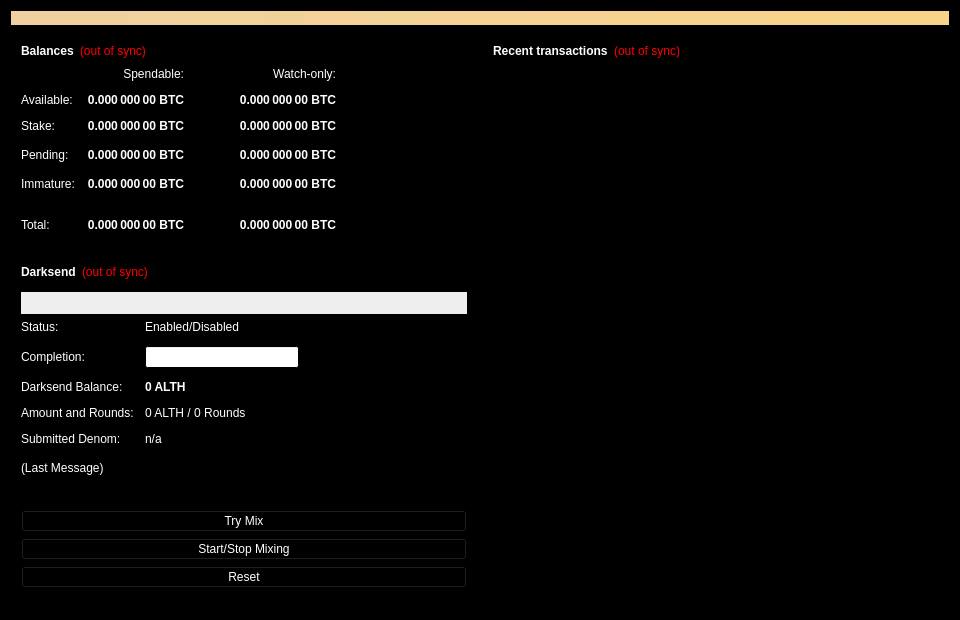
Old version of the form src/qt/forms/overviewpage.ui in the repository aliothcoin/aliothcoin.
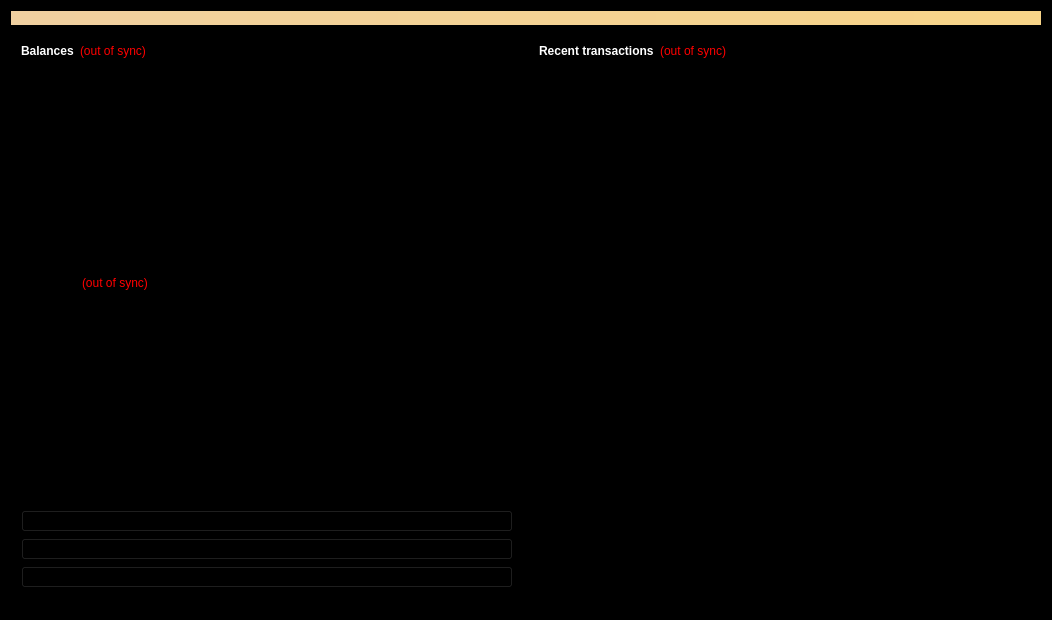
New version of the form. Icons and pictures are not drawn.

Diff of the .ui file:
```diff
--- a/src/qt/forms/overviewpage.ui
+++ b/src/qt/forms/overviewpage.ui
@@ -6,7 +6,7 @@
    <rect>
     <x>0</x>
     <y>0</y>
-    <width>960</width>
+    <width>1052</width>
     <height>620</height>
    </rect>
   </property>
@@ -461,6 +461,9 @@
   <property name="windowTitle">
    <string>Form</string>
   </property>
+  <property name="styleSheet">
+   <string notr="true">background-image:  url(:/images/res/images/alioth-smbcgr6.png)  0 0 0 0 stretch stretch;</string>
+  </property>
   <layout class="QVBoxLayout" name="topLayout">
    <item>
     <widget class="QLabel" name="labelAlerts">
@@ -899,6 +902,9 @@
            </disabled>
           </palette>
          </property>
+         <property name="styleSheet">
+          <string notr="true">background-image: url(:/images/res/images/alioth-smbcgr5.png);</string>
+         </property>
          <property name="frameShape">
           <enum>QFrame::StyledPanel</enum>
          </property>
@@ -974,6 +980,9 @@
               <property name="toolTip">
                <string>Unconfirmed transactions to watch-only addresses</string>
               </property>
+              <property name="styleSheet">
+               <string notr="true">background-color: transparent;</string>
+              </property>
               <property name="text">
                <string notr="true">0.000 000 00 BTC</string>
               </property>
@@ -999,6 +1008,9 @@
               <property name="toolTip">
                <string>Total of transactions that have yet to be confirmed, and do not yet count toward the spendable balance</string>
               </property>
+              <property name="styleSheet">
+               <string notr="true">background-color: transparent;</string>
+              </property>
               <property name="text">
                <string notr="true">0.000 000 00 BTC</string>
               </property>
@@ -1024,6 +1036,9 @@
               <property name="toolTip">
                <string>Mined balance in watch-only addresses that has not yet matured</string>
               </property>
+              <property name="styleSheet">
+               <string notr="true">background-color: transparent;</string>
+              </property>
               <property name="text">
                <string notr="true">0.000 000 00 BTC</string>
               </property>
@@ -1063,6 +1078,9 @@
             </item>
             <item row="6" column="0">
              <widget class="QLabel" name="labelTotalText">
+              <property name="styleSheet">
+               <string notr="true">background-color: transparent;</string>
+              </property>
               <property name="text">
                <string>Total:</string>
               </property>
@@ -1082,6 +1100,9 @@
               <property name="toolTip">
                <string>Mined balance that has not yet matured</string>
               </property>
+              <property name="styleSheet">
+               <string notr="true">background-color: transparent;</string>
+              </property>
               <property name="text">
                <string notr="true">0.000 000 00 BTC</string>
               </property>
@@ -1108,6 +1129,9 @@
             </item>
             <item row="4" column="0">
              <widget class="QLabel" name="labelImmatureText">
+              <property name="styleSheet">
+               <string notr="true">background-color: transparent;</string>
+              </property>
               <property name="text">
                <string>Immature:</string>
               </property>
@@ -1127,6 +1151,9 @@
               <property name="toolTip">
                <string>Your current total balance</string>
               </property>
+              <property name="styleSheet">
+               <string notr="true">background-color: transparent;</string>
+              </property>
               <property name="text">
                <string notr="true">0.000 000 00 BTC</string>
               </property>
@@ -1152,6 +1179,9 @@
               <property name="toolTip">
                <string>Current total balance in watch-only addresses</string>
               </property>
+              <property name="styleSheet">
+               <string notr="true">background-color: transparent;</string>
+              </property>
               <property name="text">
                <string notr="true">0.000 000 00 BTC</string>
               </property>
@@ -1165,6 +1195,9 @@
             </item>
             <item row="0" column="2">
              <widget class="QLabel" name="labelWatchonly">
+              <property name="styleSheet">
+               <string notr="true">background-color: transparent;</string>
+              </property>
               <property name="text">
                <string>Watch-only:</string>
               </property>
@@ -1178,31 +1211,85 @@
               <property name="palette">
                <palette>
                 <active>
+                 <colorrole role="Button">
+                  <brush brushstyle="SolidPattern">
+                   <color alpha="0">
+                    <red>0</red>
+                    <green>0</green>
+                    <blue>0</blue>
+                   </color>
+                  </brush>
+                 </colorrole>
                  <colorrole role="Base">
                   <brush brushstyle="SolidPattern">
-                   <color alpha="255">
-                    <red>255</red>
-                    <green>255</green>
-                    <blue>255</blue>
+                   <color alpha="0">
+                    <red>0</red>
+                    <green>0</green>
+                    <blue>0</blue>
+                   </color>
+                  </brush>
+                 </colorrole>
+                 <colorrole role="Window">
+                  <brush brushstyle="SolidPattern">
+                   <color alpha="0">
+                    <red>0</red>
+                    <green>0</green>
+                    <blue>0</blue>
                    </color>
                   </brush>
                  </colorrole>
                 </active>
                 <inactive>
+                 <colorrole role="Button">
+                  <brush brushstyle="SolidPattern">
+                   <color alpha="0">
+                    <red>0</red>
+                    <green>0</green>
+                    <blue>0</blue>
+                   </color>
+                  </brush>
+                 </colorrole>
                  <colorrole role="Base">
                   <brush brushstyle="SolidPattern">
-                   <color alpha="255">
-                    <red>255</red>
-                    <green>255</green>
-                    <blue>255</blue>
+                   <color alpha="0">
+                    <red>0</red>
+                    <green>0</green>
+                    <blue>0</blue>
+                   </color>
+                  </brush>
+                 </colorrole>
+                 <colorrole role="Window">
+                  <brush brushstyle="SolidPattern">
+                   <color alpha="0">
+                    <red>0</red>
+                    <green>0</green>
+                    <blue>0</blue>
                    </color>
                   </brush>
                  </colorrole>
                 </inactive>
                 <disabled>
+                 <colorrole role="Button">
+                  <brush brushstyle="SolidPattern">
+                   <color alpha="0">
+                    <red>0</red>
+                    <green>0</green>
+                    <blue>0</blue>
+                   </color>
+                  </brush>
+                 </colorrole>
                  <colorrole role="Base">
                   <brush brushstyle="SolidPattern">
-                   <color alpha="255">
+                   <color alpha="0">
+                    <red>0</red>
+                    <green>0</green>
+                    <blue>0</blue>
+                   </color>
+                  </brush>
+                 </colorrole>
+                 <colorrole role="Window">
+                  <brush brushstyle="SolidPattern">
+                   <color alpha="0">
                     <red>0</red>
                     <green>0</green>
                     <blue>0</blue>
@@ -1212,6 +1299,9 @@
                 </disabled>
                </palette>
               </property>
+              <property name="styleSheet">
+               <string notr="true">background-color: transparent;</string>
+              </property>
               <property name="text">
                <string>Available:</string>
               </property>
@@ -1231,6 +1321,9 @@
               <property name="toolTip">
                <string>Your current spendable balance</string>
               </property>
+              <property name="styleSheet">
+               <string notr="true">background-color: transparent;</string>
+              </property>
               <property name="text">
                <string notr="true">0.000 000 00 BTC</string>
               </property>
@@ -1244,6 +1337,9 @@
             </item>
             <item row="2" column="0">
              <widget class="QLabel" name="label_10">
+              <property name="styleSheet">
+               <string notr="true">background-color: transparent;</string>
+              </property>
               <property name="text">
                <string>Stake:</string>
               </property>
@@ -1263,6 +1359,9 @@
               <property name="toolTip">
                <string>Total of coins that was staked, and do not yet count toward the current balance</string>
               </property>
+              <property name="styleSheet">
+               <string notr="true">background-color: transparent;</string>
+              </property>
               <property name="text">
                <string notr="true">0.000 000 00 BTC</string>
               </property>
@@ -1288,6 +1387,9 @@
               <property name="toolTip">
                <string>Total of coins that was staked in watch-only addresses, and do not yet count toward the current watch-only balance</string>
               </property>
+              <property name="styleSheet">
+               <string notr="true">background-color: transparent;</string>
+              </property>
               <property name="text">
                <string notr="true">0.000 000 00 BTC</string>
               </property>
@@ -1313,6 +1415,9 @@
               <property name="toolTip">
                <string>Your current balance in watch-only addresses</string>
               </property>
+              <property name="styleSheet">
+               <string notr="true">background-color: transparent;</string>
+              </property>
               <property name="text">
                <string notr="true">0.000 000 00 BTC</string>
               </property>
@@ -1326,6 +1431,9 @@
             </item>
             <item row="3" column="0">
              <widget class="QLabel" name="labelPendingText">
+              <property name="styleSheet">
+               <string notr="true">background-color: transparent;</string>
+              </property>
               <property name="text">
                <string>Pending:</string>
               </property>
@@ -1333,6 +1441,9 @@
             </item>
             <item row="0" column="1">
              <widget class="QLabel" name="labelSpendable">
+              <property name="styleSheet">
+               <string notr="true">background-color: transparent;</string>
+              </property>
               <property name="text">
                <string>Spendable:</string>
               </property>
@@ -1363,6 +1474,9 @@
          <property name="layoutDirection">
           <enum>Qt::LeftToRight</enum>
          </property>
+         <property name="styleSheet">
+          <string notr="true">background-color: transparent;</string>
+         </property>
          <property name="frameShape">
           <enum>QFrame::StyledPanel</enum>
          </property>
@@ -1416,437 +1530,6 @@
             </item>
            </layout>
           </item>
-          <item>
-           <widget class="QPushButton" name="runAutoDenom">
-            <property name="palette">
-             <palette>
-              <active>
-               <colorrole role="WindowText">
-                <brush brushstyle="SolidPattern">
-                 <color alpha="255">
-                  <red>0</red>
-                  <green>0</green>
-                  <blue>0</blue>
-                 </color>
-                </brush>
-               </colorrole>
-               <colorrole role="Button">
-                <brush brushstyle="SolidPattern">
-                 <color alpha="255">
-                  <red>239</red>
-                  <green>238</green>
-                  <blue>238</blue>
-                 </color>
-                </brush>
-               </colorrole>
-               <colorrole role="Light">
-                <brush brushstyle="SolidPattern">
-                 <color alpha="255">
-                  <red>255</red>
-                  <green>255</green>
-                  <blue>255</blue>
-                 </color>
-                </brush>
-               </colorrole>
-               <colorrole role="Midlight">
-                <brush brushstyle="SolidPattern">
-                 <color alpha="255">
-                  <red>247</red>
-                  <green>246</green>
-                  <blue>246</blue>
-                 </color>
-                </brush>
-               </colorrole>
-               <colorrole role="Dark">
-                <brush brushstyle="SolidPattern">
-                 <color alpha="255">
-                  <red>119</red>
-                  <green>119</green>
-                  <blue>119</blue>
-                 </color>
-                </brush>
-               </colorrole>
-               <colorrole role="Mid">
-                <brush brushstyle="SolidPattern">
-                 <color alpha="255">
-                  <red>159</red>
-                  <green>159</green>
-                  <blue>159</blue>
-                 </color>
-                </brush>
-               </colorrole>
-               <colorrole role="Text">
-                <brush brushstyle="SolidPattern">
-                 <color alpha="255">
-                  <red>0</red>
-                  <green>0</green>
-                  <blue>0</blue>
-                 </color>
-                </brush>
-               </colorrole>
-               <colorrole role="BrightText">
-                <brush brushstyle="SolidPattern">
-                 <color alpha="255">
-                  <red>255</red>
-                  <green>255</green>
-                  <blue>255</blue>
-                 </color>
-                </brush>
-               </colorrole>
-               <colorrole role="ButtonText">
-                <brush brushstyle="SolidPattern">
-                 <color alpha="255">
-                  <red>0</red>
-                  <green>0</green>
-                  <blue>0</blue>
-                 </color>
-                </brush>
-               </colorrole>
-               <colorrole role="Base">
-                <brush brushstyle="SolidPattern">
-                 <color alpha="255">
-                  <red>255</red>
-                  <green>255</green>
-                  <blue>255</blue>
-                 </color>
-                </brush>
-               </colorrole>
-               <colorrole role="Window">
-                <brush brushstyle="SolidPattern">
-                 <color alpha="255">
-                  <red>239</red>
-                  <green>238</green>
-                  <blue>238</blue>
-                 </color>
-                </brush>
-               </colorrole>
-               <colorrole role="Shadow">
-                <brush brushstyle="SolidPattern">
-                 <color alpha="255">
-                  <red>0</red>
-                  <green>0</green>
-                  <blue>0</blue>
-                 </color>
-                </brush>
-               </colorrole>
-               <colorrole role="AlternateBase">
-                <brush brushstyle="SolidPattern">
-                 <color alpha="255">
-                  <red>247</red>
-                  <green>246</green>
-                  <blue>246</blue>
-                 </color>
-                </brush>
-               </colorrole>
-               <colorrole role="ToolTipBase">
-                <brush brushstyle="SolidPattern">
-                 <color alpha="255">
-                  <red>255</red>
-                  <green>255</green>
-                  <blue>220</blue>
-                 </color>
-                </brush>
-               </colorrole>
-               <colorrole role="ToolTipText">
-                <brush brushstyle="SolidPattern">
-                 <color alpha="255">
-                  <red>0</red>
-                  <green>0</green>
-                  <blue>0</blue>
-                 </color>
-                </brush>
-               </colorrole>
-              </active>
-              <inactive>
-               <colorrole role="WindowText">
-                <brush brushstyle="SolidPattern">
-                 <color alpha="255">
-                  <red>0</red>
-                  <green>0</green>
-                  <blue>0</blue>
-                 </color>
-                </brush>
-               </colorrole>
-               <colorrole role="Button">
-                <brush brushstyle="SolidPattern">
-                 <color alpha="255">
-                  <red>239</red>
-                  <green>238</green>
-                  <blue>238</blue>
-                 </color>
-                </brush>
-               </colorrole>
-               <colorrole role="Light">
-                <brush brushstyle="SolidPattern">
-                 <color alpha="255">
-                  <red>255</red>
-                  <green>255</green>
-                  <blue>255</blue>
-                 </color>
-                </brush>
-               </colorrole>
-               <colorrole role="Midlight">
-                <brush brushstyle="SolidPattern">
-                 <color alpha="255">
-                  <red>247</red>
-                  <green>246</green>
-                  <blue>246</blue>
-                 </color>
-                </brush>
-               </colorrole>
-               <colorrole role="Dark">
-                <brush brushstyle="SolidPattern">
-                 <color alpha="255">
-                  <red>119</red>
-                  <green>119</green>
-                  <blue>119</blue>
-                 </color>
-                </brush>
-               </colorrole>
-               <colorrole role="Mid">
-                <brush brushstyle="SolidPattern">
-                 <color alpha="255">
-                  <red>159</red>
-                  <green>159</green>
-                  <blue>159</blue>
-                 </color>
-                </brush>
-               </colorrole>
-               <colorrole role="Text">
-                <brush brushstyle="SolidPattern">
-                 <color alpha="255">
-                  <red>0</red>
-                  <green>0</green>
-                  <blue>0</blue>
-                 </color>
-                </brush>
-               </colorrole>
-               <colorrole role="BrightText">
-                <brush brushstyle="SolidPattern">
-                 <color alpha="255">
-                  <red>255</red>
-                  <green>255</green>
-                  <blue>255</blue>
-                 </color>
-                </brush>
-               </colorrole>
-               <colorrole role="ButtonText">
-                <brush brushstyle="SolidPattern">
-                 <color alpha="255">
-                  <red>0</red>
-                  <green>0</green>
-                  <blue>0</blue>
-                 </color>
-                </brush>
-               </colorrole>
-               <colorrole role="Base">
-                <brush brushstyle="SolidPattern">
-                 <color alpha="255">
-                  <red>255</red>
-                  <green>255</green>
-                  <blue>255</blue>
-                 </color>
-                </brush>
-               </colorrole>
-               <colorrole role="Window">
-                <brush brushstyle="SolidPattern">
-                 <color alpha="255">
-                  <red>239</red>
-                  <green>238</green>
-                  <blue>238</blue>
-                 </color>
-                </brush>
-               </colorrole>
-               <colorrole role="Shadow">
-                <brush brushstyle="SolidPattern">
-                 <color alpha="255">
-                  <red>0</red>
-                  <green>0</green>
-                  <blue>0</blue>
-                 </color>
-                </brush>
-               </colorrole>
-               <colorrole role="AlternateBase">
-                <brush brushstyle="SolidPattern">
-                 <color alpha="255">
-                  <red>247</red>
-                  <green>246</green>
-                  <blue>246</blue>
-                 </color>
-                </brush>
-               </colorrole>
-               <colorrole role="ToolTipBase">
-                <brush brushstyle="SolidPattern">
-                 <color alpha="255">
-                  <red>255</red>
-                  <green>255</green>
-                  <blue>220</blue>
-                 </color>
-                </brush>
-               </colorrole>
-               <colorrole role="ToolTipText">
-                <brush brushstyle="SolidPattern">
-                 <color alpha="255">
-                  <red>0</red>
-                  <green>0</green>
-                  <blue>0</blue>
-                 </color>
-                </brush>
-               </colorrole>
-              </inactive>
-              <disabled>
-               <colorrole role="WindowText">
-                <brush brushstyle="SolidPattern">
-                 <color alpha="255">
-                  <red>119</red>
-                  <green>119</green>
-                  <blue>119</blue>
-                 </color>
-                </brush>
-               </colorrole>
-               <colorrole role="Button">
-                <brush brushstyle="SolidPattern">
-                 <color alpha="255">
-                  <red>239</red>
-                  <green>238</green>
-                  <blue>238</blue>
-                 </color>
-                </brush>
-               </colorrole>
-               <colorrole role="Light">
-                <brush brushstyle="SolidPattern">
-                 <color alpha="255">
-                  <red>255</red>
-                  <green>255</green>
-                  <blue>255</blue>
-                 </color>
-                </brush>
-               </colorrole>
-               <colorrole role="Midlight">
-                <brush brushstyle="SolidPattern">
-                 <color alpha="255">
-                  <red>247</red>
-                  <green>246</green>
-                  <blue>246</blue>
-                 </color>
-                </brush>
-               </colorrole>
-               <colorrole role="Dark">
-                <brush brushstyle="SolidPattern">
-                 <color alpha="255">
-                  <red>119</red>
-                  <green>119</green>
-                  <blue>119</blue>
-                 </color>
-                </brush>
-               </colorrole>
-               <colorrole role="Mid">
-                <brush brushstyle="SolidPattern">
-                 <color alpha="255">
-                  <red>159</red>
-                  <green>159</green>
-                  <blue>159</blue>
-                 </color>
-                </brush>
-               </colorrole>
-               <colorrole role="Text">
-                <brush brushstyle="SolidPattern">
-                 <color alpha="255">
-                  <red>119</red>
-                  <green>119</green>
-                  <blue>119</blue>
-                 </color>
-                </brush>
-               </colorrole>
-               <colorrole role="BrightText">
-                <brush brushstyle="SolidPattern">
-                 <color alpha="255">
-                  <red>255</red>
-                  <green>255</green>
-                  <blue>255</blue>
-                 </color>
-                </brush>
-               </colorrole>
-               <colorrole role="ButtonText">
-                <brush brushstyle="SolidPattern">
-                 <color alpha="255">
-                  <red>119</red>
-                  <green>119</green>
-                  <blue>119</blue>
-                 </color>
-                </brush>
-               </colorrole>
-               <colorrole role="Base">
-                <brush brushstyle="SolidPattern">
-                 <color alpha="255">
-                  <red>239</red>
-                  <green>238</green>
-                  <blue>238</blue>
-                 </color>
-                </brush>
-               </colorrole>
-               <colorrole role="Window">
-                <brush brushstyle="SolidPattern">
-                 <color alpha="255">
-                  <red>239</red>
-                  <green>238</green>
-                  <blue>238</blue>
-                 </color>
-                </brush>
-               </colorrole>
-               <colorrole role="Shadow">
-                <brush brushstyle="SolidPattern">
-                 <color alpha="255">
-                  <red>0</red>
-                  <green>0</green>
-                  <blue>0</blue>
-                 </color>
-                </brush>
-               </colorrole>
-               <colorrole role="AlternateBase">
-                <brush brushstyle="SolidPattern">
-                 <color alpha="255">
-                  <red>239</red>
-                  <green>238</green>
-                  <blue>238</blue>
-                 </color>
-                </brush>
-               </colorrole>
-               <colorrole role="ToolTipBase">
-                <brush brushstyle="SolidPattern">
-                 <color alpha="255">
-                  <red>255</red>
-                  <green>255</green>
-                  <blue>220</blue>
-                 </color>
-                </brush>
-               </colorrole>
-               <colorrole role="ToolTipText">
-                <brush brushstyle="SolidPattern">
-                 <color alpha="255">
-                  <red>0</red>
-                  <green>0</green>
-                  <blue>0</blue>
-                 </color>
-                </brush>
-               </colorrole>
-              </disabled>
-             </palette>
-            </property>
-            <property name="focusPolicy">
-             <enum>Qt::NoFocus</enum>
-            </property>
-            <property name="autoFillBackground">
-             <bool>true</bool>
-            </property>
-            <property name="text">
-             <string/>
-            </property>
-            <property name="flat">
-             <bool>true</bool>
-            </property>
-           </widget>
-          </item>
           <item>
            <layout class="QFormLayout" name="formLayout">
             <property name="fieldGrowthPolicy">
@@ -1880,6 +1563,9 @@
                 <height>16777215</height>
                </size>
               </property>
+              <property name="styleSheet">
+               <string notr="true">background-color: transparent;</string>
+              </property>
               <property name="value">
                <number>0</number>
               </property>
@@ -1900,6 +1586,9 @@
                 <bold>true</bold>
                </font>
               </property>
+              <property name="styleSheet">
+               <string notr="true">background-color: transparent;</string>
+              </property>
               <property name="text">
                <string notr="true">0 ALTH</string>
               </property>
@@ -1914,6 +1603,9 @@
             </item>
             <item row="4" column="1">
              <widget class="QLabel" name="labelAmountRounds">
+              <property name="styleSheet">
+               <string notr="true">background-color: transparent;</string>
+              </property>
               <property name="text">
                <string>0 ALTH / 0 Rounds</string>
               </property>
@@ -1931,6 +1623,9 @@
               <property name="toolTip">
                <string>The denominations you submitted to the Masternode.&lt;br&gt;To mix, other users must submit the exact same denominations.</string>
               </property>
+              <property name="styleSheet">
+               <string notr="true">background-color: transparent;</string>
+              </property>
               <property name="text">
                <string>n/a</string>
               </property>
@@ -1938,6 +1633,9 @@
             </item>
             <item row="0" column="1">
              <widget class="QLabel" name="darksendEnabled">
+              <property name="styleSheet">
+               <string notr="true">background-color: transparent;</string>
+              </property>
               <property name="text">
                <string>Enabled/Disabled</string>
               </property>
@@ -1960,6 +1658,9 @@
               <height>43</height>
              </size>
             </property>
+            <property name="styleSheet">
+             <string notr="true">background-color: transparent;</string>
+            </property>
             <property name="text">
              <string>(Last Message)</string>
             </property>
@@ -1982,6 +1683,12 @@
             <property name="toolTip">
              <string>Try to manually submit a Darksend request.</string>
             </property>
+            <property name="autoFillBackground">
+             <bool>false</bool>
+            </property>
+            <property name="styleSheet">
+             <string notr="true">background-color: transparent;</string>
+            </property>
             <property name="text">
              <string>Try Mix</string>
             </property>
@@ -1995,6 +1702,9 @@
               <verstretch>0</verstretch>
              </sizepolicy>
             </property>
+            <property name="styleSheet">
+             <string notr="true">background-color: transparent;</string>
+            </property>
             <property name="text">
              <string>Start/Stop Mixing</string>
             </property>
@@ -2014,6 +1724,9 @@
             <property name="autoFillBackground">
              <bool>false</bool>
             </property>
+            <property name="styleSheet">
+             <string notr="true">background-color: transparent;</string>
+            </property>
             <property name="text">
              <string>Reset</string>
             </property>
@@ -2041,6 +1754,11 @@
       <layout class="QVBoxLayout" name="verticalLayout_3">
        <item>
         <widget class="QFrame" name="frame_2">
+         <property name="styleSheet">
+          <string notr="true">background-image: url(:/images/res/images/alioth-smbcgr5.png);
+background-position:top;
+</string>
+         </property>
          <property name="frameShape">
           <enum>QFrame::StyledPanel</enum>
          </property>
@@ -2515,7 +2233,9 @@
              </palette>
             </property>
             <property name="styleSheet">
-             <string notr="true">QListView { background: transparent; }</string>
+             <string notr="true">background-image: url(:/images/res/images/alioth-smbcgr5.png);
+background-position:top;
+</string>
             </property>
             <property name="frameShape">
              <enum>QFrame::NoFrame</enum>
```
